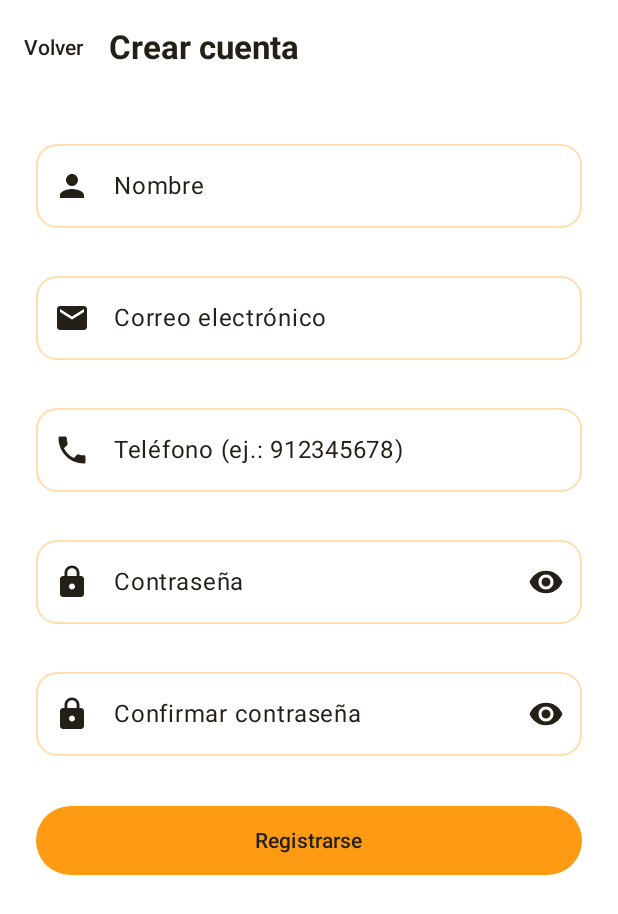
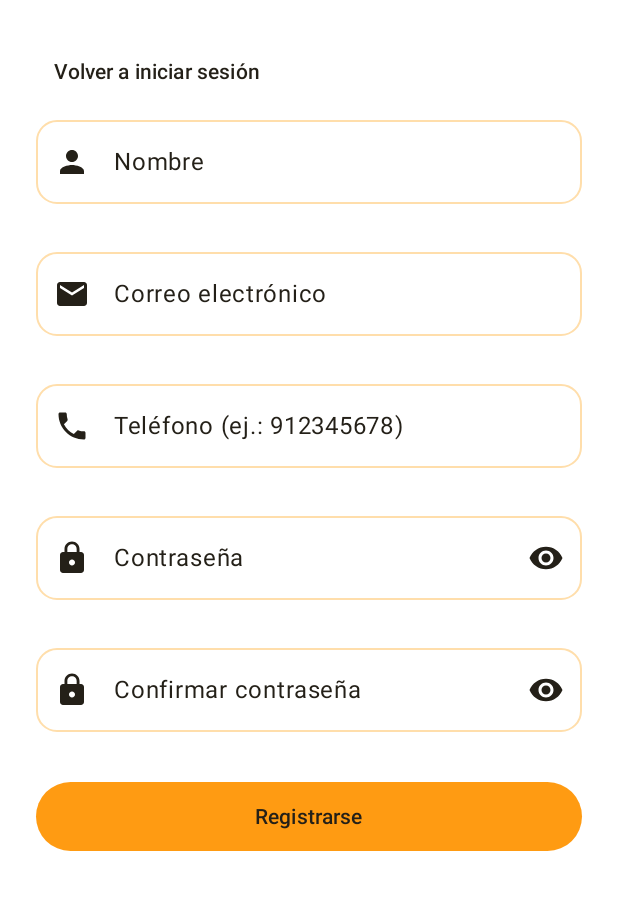
Before and after one commit to Gerard419/LaCasaJoJoSpa-App, an Android app built with Jetpack Compose: the composable RegistroScreen shown on its own in the app's theme, on a phone screen of 412 x 824 dp. Shown: the top 914 px of the screen. Run offline under Robolectric (Android 15) with nearby library versions, the phone set to English and light mode, and no system bars.

Commit message:
refactor: boton volver a iniciar sesion

```diff
--- a/app/src/main/java/com/app/lacasajojo/ui/views/RegistroScreen.kt
+++ b/app/src/main/java/com/app/lacasajojo/ui/views/RegistroScreen.kt
@@ -42,9 +42,10 @@ fun RegistroScreen(
     }
 
     Scaffold(
-        topBar = { BarraSuperior("Crear cuenta", onVolver = { navController.popBackStack() }) }
+        topBar = { }
     ) { padding ->
         ColumnaFormulario(padding = padding) {
+            com.app.lacasajojo.ui.components.BotonTexto("Volver a iniciar sesión") { navController.popBackStack() }
             CampoTexto(
                 valor = estado.nombre,
                 onCambio = viewModel::onNombreChange,
```
